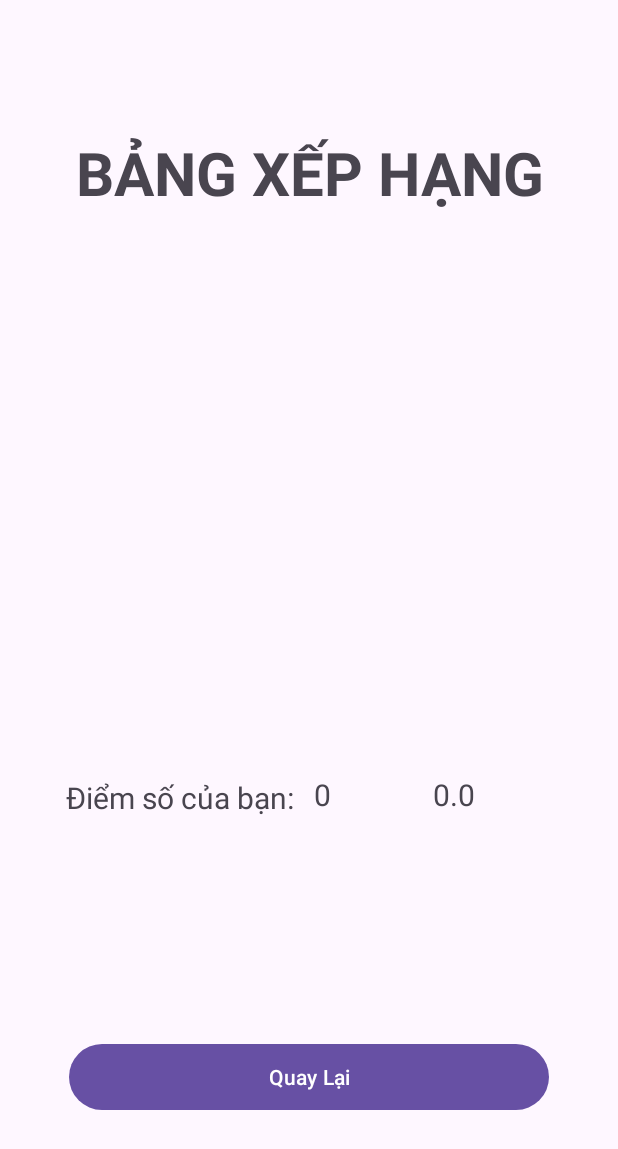
After one commit to Haibm/PRM392-SU25-PRJ-SuSach, an Android app: the LeaderboardActivity screen opened directly, with no data from a screen before it, on a phone screen of 412 x 824 dp. The commit adds this screen. Shown: the top 1149 px of the screen. Run offline under Robolectric (Android 15) with nearby library versions, the phone set to English and light mode, and no system bars; our stand-ins replace Firebase (no records; nobody signed in at launch, a user with empty details on screens opened directly).

Commit message:
leaderboard add

```diff
--- a/app/src/main/AndroidManifest.xml
+++ b/app/src/main/AndroidManifest.xml
@@ -13,6 +13,11 @@
         android:theme="@style/Theme.SuSach"
         tools:targetApi="31">
         <activity
+            android:name=".LeaderboardActivity"
+            android:exported="true" >
+
+        </activity>
+        <activity
             android:name=".QuizActivity"
             android:exported="false" />
         <activity
--- /dev/null
+++ b/app/src/main/java/com/example/susach/LeaderboardActivity.java
@@ -0,0 +1,85 @@
+package com.example.susach;
+
+import android.os.Bundle;
+import android.util.Log;
+import android.widget.TextView;
+
+import androidx.activity.EdgeToEdge;
+import androidx.appcompat.app.AppCompatActivity;
+import androidx.core.graphics.Insets;
+import androidx.core.view.ViewCompat;
+import androidx.core.view.WindowInsetsCompat;
+import androidx.recyclerview.widget.LinearLayoutManager;
+import androidx.recyclerview.widget.RecyclerView;
+
+import com.google.firebase.firestore.DocumentSnapshot;
+import com.google.firebase.firestore.FirebaseFirestore;
+import com.google.firebase.firestore.QueryDocumentSnapshot;
+
+import java.util.ArrayList;
+import java.util.Collection;
+import java.util.Collections;
+import java.util.List;
+
+public class LeaderboardActivity extends AppCompatActivity {
+    FirebaseFirestore db = FirebaseFirestore.getInstance();
+    RecyclerView rcvLeaderboard;
+    TextView tvMyGrade, tvMyGrade10;
+    private List<Leaderboard> userList = new ArrayList<>();
+
+    @Override
+    protected void onCreate(Bundle savedInstanceState) {
+        super.onCreate(savedInstanceState);
+        EdgeToEdge.enable(this);
+        setContentView(R.layout.activity_leaderboard);
+
+        BindViews();
+        RetrieveData();
+        setupRecyclerView();
+    }
+    private void BindViews(){
+        tvMyGrade = findViewById(R.id.tvMyGrade);
+        tvMyGrade10 = findViewById(R.id.tvMyGrade10);
+        rcvLeaderboard = findViewById(R.id.rcvLeaderboard);
+        rcvLeaderboard.setLayoutManager(new LinearLayoutManager(this));
+    }
+
+    private LeaderboardAdapter adapter;
+    private void setupRecyclerView(){
+        Collections.sort(userList, (o1, o2) -> o2.getGrade() - o1.getGrade());
+        adapter = new LeaderboardAdapter(userList);
+        rcvLeaderboard.setAdapter(adapter);
+
+    }
+
+    private void RetrieveData() {
+
+        db.collection("leaderboard")
+                .document("quiz1")
+                .collection("users")
+                .get()
+                .addOnCompleteListener(task -> {
+                    if (task.isSuccessful()) {
+                        userList.clear();
+                        for (QueryDocumentSnapshot document : task.getResult()) {
+                            String name = document.getString("name");
+                            int grade = document.getLong("grade").intValue();
+                            float grade10 = document.getDouble("grade10").floatValue();
+
+                            Leaderboard leaderboard = new Leaderboard(name, grade, grade10);
+                            userList.add(leaderboard);
+                        }
+                        Collections.sort(userList, (o1, o2) -> o2.getGrade() - o1.getGrade());
+                        adapter.notifyDataSetChanged(); // Notify the adapter here
+
+                    } else {
+                        Log.w("FIRESTORE", "Error getting users", task.getException());
+                    }
+                });
+
+        float grade10 = getIntent().getFloatExtra("grade10", 0);
+        int grade = getIntent().getIntExtra("grade", 0);
+        tvMyGrade10.setText(String.valueOf(grade10));
+        tvMyGrade.setText(String.valueOf(grade));
+    }
+}
--- /dev/null
+++ b/app/src/main/java/com/example/susach/LeaderboardAdapter.java
@@ -0,0 +1,52 @@
+package com.example.susach;
+
+import android.view.LayoutInflater;
+import android.widget.TextView;
+import android.view.View;
+import android.view.ViewGroup;
+
+
+import androidx.recyclerview.widget.RecyclerView;
+
+import java.util.List;
+
+public class LeaderboardAdapter extends RecyclerView.Adapter<LeaderboardAdapter.LeaderboardViewHolder> {
+    private List<Leaderboard> userList;
+
+    public LeaderboardAdapter(List<Leaderboard> userList) {
+        this.userList = userList;
+    }
+
+    public static class LeaderboardViewHolder extends RecyclerView.ViewHolder {
+        TextView tvName;
+        TextView tvGrade;
+        TextView tvGrade10;
+
+        public LeaderboardViewHolder(View itemView) {
+            super(itemView);
+            tvName = itemView.findViewById(R.id.tvName);
+            tvGrade = itemView.findViewById(R.id.tvGrade);
+            tvGrade10 = itemView.findViewById(R.id.tvGrade10);
+        }
+    }
+
+    @Override
+    public LeaderboardViewHolder onCreateViewHolder(ViewGroup parent, int viewType) {
+        View view = LayoutInflater.from(parent.getContext())
+                .inflate(R.layout.item_leaderboard, parent, false);
+        return new LeaderboardViewHolder(view);
+    }
+
+    @Override
+    public void onBindViewHolder(LeaderboardViewHolder holder, int position) {
+        Leaderboard item = userList.get(position);
+        holder.tvName.setText(item.getName());
+        holder.tvGrade.setText(String.valueOf(item.getGrade()));
+        holder.tvGrade10.setText(String.valueOf(item.getGrade10()));
+    }
+
+    @Override
+    public int getItemCount() {
+        return userList.size();
+    }
+}
--- /dev/null
+++ b/app/src/main/res/layout/activity_leaderboard.xml
@@ -0,0 +1,79 @@
+<?xml version="1.0" encoding="utf-8"?>
+<androidx.constraintlayout.widget.ConstraintLayout xmlns:android="http://schemas.android.com/apk/res/android"
+    xmlns:app="http://schemas.android.com/apk/res-auto"
+    xmlns:tools="http://schemas.android.com/tools"
+    android:id="@+id/main"
+    android:layout_width="match_parent"
+    android:layout_height="match_parent"
+    android:orientation="vertical"
+    tools:context=".LeaderboardActivity">
+
+    <TextView
+        android:id="@+id/textView"
+        android:layout_width="320dp"
+        android:layout_height="54dp"
+        android:layout_marginTop="88dp"
+        android:text="BẢNG XẾP HẠNG"
+        android:textAlignment="center"
+        android:textSize="40sp"
+        android:textStyle="bold"
+        app:layout_constraintEnd_toEndOf="parent"
+        app:layout_constraintStart_toStartOf="parent"
+        app:layout_constraintTop_toTopOf="parent" />
+
+    <androidx.recyclerview.widget.RecyclerView
+        android:id="@+id/rcvLeaderboard"
+        android:layout_width="320dp"
+        android:layout_height="314dp"
+        android:layout_marginTop="36dp"
+        app:layout_constraintEnd_toEndOf="parent"
+        app:layout_constraintHorizontal_bias="0.505"
+        app:layout_constraintStart_toStartOf="parent"
+        app:layout_constraintTop_toBottomOf="@+id/textView" />
+
+    <Button
+        android:id="@+id/btnReturn"
+        android:layout_width="320dp"
+        android:layout_height="52dp"
+        android:layout_marginBottom="80dp"
+        android:text="Quay Lại"
+        app:layout_constraintBottom_toBottomOf="parent"
+        app:layout_constraintEnd_toEndOf="parent"
+        app:layout_constraintStart_toStartOf="parent" />
+
+    <TextView
+        android:id="@+id/textView2"
+        android:layout_width="161dp"
+        android:layout_height="50dp"
+        android:layout_marginStart="44dp"
+        android:layout_marginTop="26dp"
+        android:layout_marginBottom="35dp"
+        android:text="Điểm số của bạn:"
+        android:textSize="20sp"
+        app:layout_constraintBottom_toTopOf="@+id/btnReturn"
+        app:layout_constraintStart_toStartOf="parent"
+        app:layout_constraintTop_toBottomOf="@+id/rcvLeaderboard"
+        app:layout_constraintVertical_bias="0.0" />
+
+    <TextView
+        android:id="@+id/tvMyGrade"
+        android:layout_width="75dp"
+        android:layout_height="50dp"
+        android:layout_marginStart="4dp"
+        android:layout_marginTop="24dp"
+        android:text="Grade"
+        android:textSize="20sp"
+        app:layout_constraintStart_toEndOf="@+id/textView2"
+        app:layout_constraintTop_toBottomOf="@+id/rcvLeaderboard" />
+
+    <TextView
+        android:id="@+id/tvMyGrade10"
+        android:layout_width="75dp"
+        android:layout_height="50dp"
+        android:layout_marginStart="4dp"
+        android:layout_marginTop="24dp"
+        android:text="Grade10"
+        android:textSize="20sp"
+        app:layout_constraintStart_toEndOf="@+id/tvMyGrade"
+        app:layout_constraintTop_toBottomOf="@+id/rcvLeaderboard" />
+</androidx.constraintlayout.widget.ConstraintLayout>
```
Also changed, not shown: app/src/main/java/com/example/susach/Leaderboard.java (added, +41 -0 lines), app/src/main/java/com/example/susach/QuizActivity.java (+7 -0 lines), app/src/main/res/layout/item_leaderboard.xml (added, +69 -0 lines).
